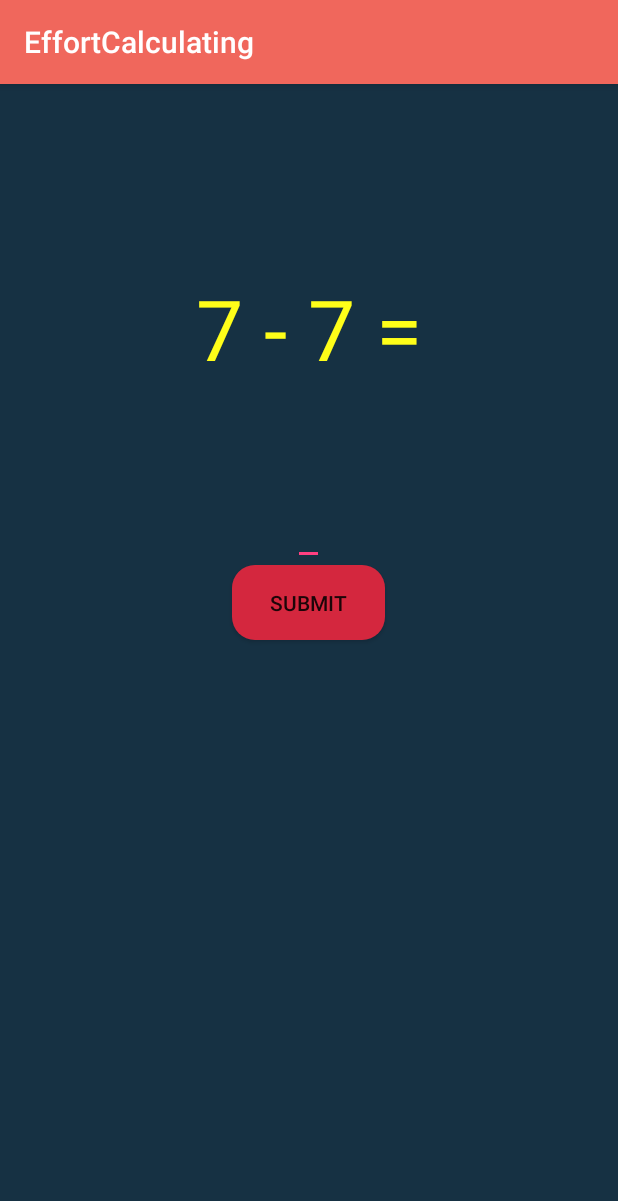
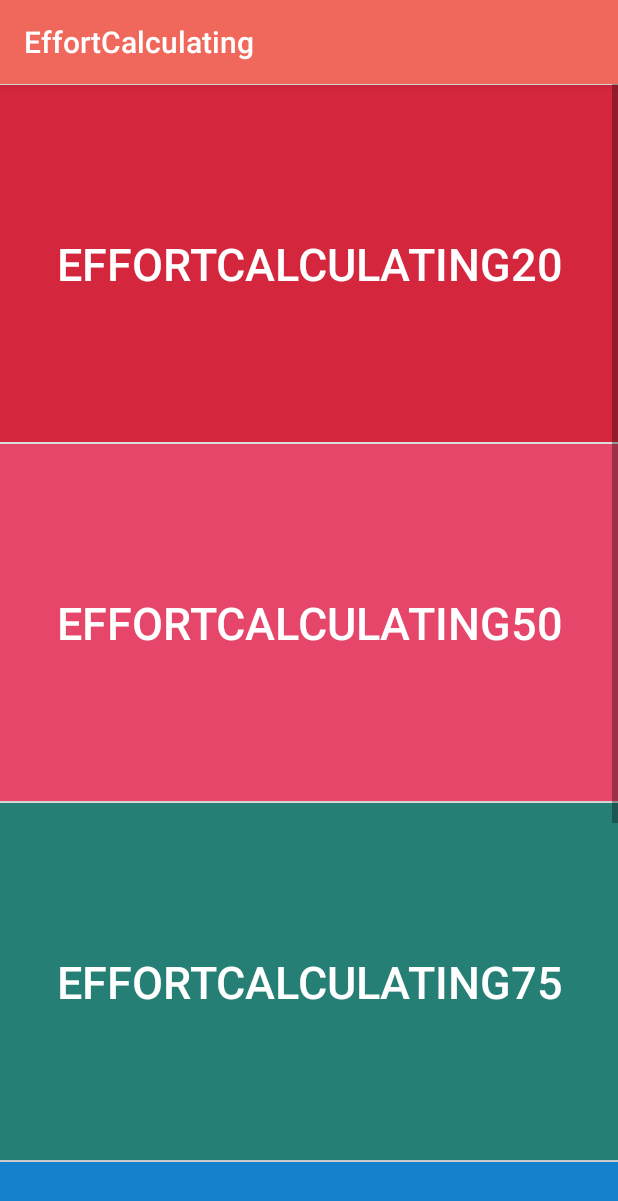
Before and after one commit to StefanSator/zapp-brealth, an Android app: the BrealthUebungen screen opened directly, with no data from a screen before it, after a tap on "EFFORTCALCULATING", on a phone screen of 412 x 824 dp. Shown: the top 1201 px of the screen. Run offline under Robolectric (Android 15) with nearby library versions, the phone set to English and light mode, and no system bars.

Commit message:
EffortCalculating Task is now in different Difficulties available

```diff
--- a/app/src/main/AndroidManifest.xml
+++ b/app/src/main/AndroidManifest.xml
@@ -57,6 +57,7 @@
         <activity android:name=".FarbenEndscreen" android:label="Ergebnis"></activity>
         <activity android:name=".BrealthUebungen" android:label="Uebungen"></activity>
         <activity android:name=".BrealthTest" android:label="Test"></activity>
+        <activity android:name=".EffortCalculatingMenu" android:label="EffortCalculating"></activity>
         <activity android:name=".EffortCalculatingTask" android:label="EffortCalculating"></activity>
         <receiver android:name=".AlarmReceiver" android:enabled="true" android:process=":remote" />
 
--- a/app/src/main/java/com/example/stefansator/brealth/BrealthUebungen.java
+++ b/app/src/main/java/com/example/stefansator/brealth/BrealthUebungen.java
@@ -11,9 +11,8 @@ public class BrealthUebungen extends AppCompatActivity {
         setContentView(R.layout.activity_brealthuebungen);
     }
 
-    public void gotoEffortCalculatingTask(View view) {
-        Intent effortIntent = new Intent(BrealthUebungen.this, EffortCalculatingTask.class);
-        effortIntent.putExtra("limit", 20);
+    public void gotoEffortCalculatingMenu(View view) {
+        Intent effortIntent = new Intent(BrealthUebungen.this, EffortCalculatingMenu.class);
         BrealthUebungen.this.startActivity(effortIntent);
     }
 }
--- a/app/src/main/res/layout/activity_effortcalculating.xml
+++ b/app/src/main/res/layout/activity_effortcalculating.xml
@@ -34,9 +34,20 @@
         android:layout_height="wrap_content"
         android:layout_above="@+id/submitEffort_button"
         android:layout_centerHorizontal="true"
+        android:layout_marginTop="50dp"
         app:lottie_fileName="stopwatch.json"
         app:lottie_autoPlay="true"
         app:lottie_loop="true" />
+
+    <TextView
+        android:id="@+id/sportaufgabe"
+        android:layout_width="wrap_content"
+        android:layout_height="wrap_content"
+        android:layout_centerHorizontal="true"
+        android:layout_below="@+id/stopwatch_animation"
+        android:layout_marginBottom="50dp"
+        android:textColor="@color/yellow"
+        android:textSize="26sp" />
 
     <Button
         android:id="@+id/submitEffort_button"
@@ -57,7 +68,7 @@
         android:layout_width="wrap_content"
         android:layout_height="wrap_content"
         android:layout_centerHorizontal="true"
-        android:layout_below="@+id/effort_answer"
+        android:layout_below="@+id/sportaufgabe"
         android:background="@drawable/button_bg_rounded_corners"
         android:paddingTop="15dp"
         android:paddingBottom="15dp"
@@ -66,14 +77,4 @@
         android:onClick="endSportsTask"
         android:text="@string/readyEffort_button"/>
 
-    <TextView
-        android:id="@+id/sportaufgabe"
-        android:layout_width="wrap_content"
-        android:layout_height="wrap_content"
-        android:layout_centerHorizontal="true"
-        android:layout_below="@+id/submitEffort_button"
-        android:layout_marginTop="50dp"
-        android:textColor="@color/yellow"
-        android:textSize="26sp" />
-
 </RelativeLayout>
--- /dev/null
+++ b/app/src/main/res/layout/activity_effortcalculatingmenu.xml
@@ -0,0 +1,99 @@
+<?xml version="1.0" encoding="utf-8"?>
+
+<!-- Created by StefanSator on 31.05.18 -->
+
+<LinearLayout xmlns:android="http://schemas.android.com/apk/res/android"
+    android:layout_width="match_parent"
+    android:layout_height="match_parent"
+    android:orientation="vertical">
+
+    <ScrollView
+        android:id="@+id/scrollview_efforttasks"
+        android:layout_width="match_parent"
+        android:layout_height="match_parent">
+
+        <LinearLayout
+            android:layout_width="match_parent"
+            android:layout_height="wrap_content"
+            android:orientation="vertical">
+
+            <Button
+                android:id="@+id/efforttask_button1"
+                style="@style/Widget.AppCompat.Button.Colored"
+                android:layout_width="match_parent"
+                android:layout_height="@dimen/buttonheight_rechnentaskbuttons"
+                android:layout_marginBottom="-5dp"
+                android:layout_marginLeft="-5dp"
+                android:layout_marginRight="-5dp"
+                android:layout_marginTop="-5dp"
+                android:backgroundTint="@color/neonred"
+                android:onClick="gotoEffortCalculating"
+                android:padding="0dp"
+                android:text="@string/effortcalculating20"
+                android:textSize="@dimen/effortbutton_textsize" />
+
+            <Button
+                android:id="@+id/efforttask_button2"
+                style="@style/Widget.AppCompat.Button.Colored"
+                android:layout_width="match_parent"
+                android:layout_height="@dimen/buttonheight_rechnentaskbuttons"
+                android:layout_marginBottom="-5dp"
+                android:layout_marginLeft="-5dp"
+                android:layout_marginRight="-5dp"
+                android:layout_marginTop="-5dp"
+                android:backgroundTint="@color/brightred"
+                android:padding="0dp"
+                android:onClick="gotoEffortCalculating"
+                android:text="@string/effortcalculating50"
+                android:textSize="@dimen/effortbutton_textsize" />
+
+            <Button
+                android:id="@+id/efforttask_button3"
+                style="@style/Widget.AppCompat.Button.Colored"
+                android:layout_width="match_parent"
+                android:layout_height="@dimen/buttonheight_rechnentaskbuttons"
+                android:layout_marginBottom="-5dp"
+                android:layout_marginLeft="-5dp"
+                android:layout_marginRight="-5dp"
+                android:layout_marginTop="-5dp"
+                android:backgroundTint="@color/bluegreen"
+                android:padding="0dp"
+                android:onClick="gotoEffortCalculating"
+                android:text="@string/effortcalculating75"
+                android:textSize="@dimen/effortbutton_textsize" />
+
+            <Button
+                android:id="@+id/efforttask_button4"
+                style="@style/Widget.AppCompat.Button.Colored"
+                android:layout_width="match_parent"
+                android:layout_height="@dimen/buttonheight_rechnentaskbuttons"
+                android:layout_marginBottom="-5dp"
+                android:layout_marginLeft="-5dp"
+                android:layout_marginRight="-5dp"
+                android:layout_marginTop="-5dp"
+                android:backgroundTint="@color/blue"
+                android:padding="0dp"
+                android:onClick="gotoEffortCalculating"
+                android:text="@string/effortcalculating100"
+                android:textSize="@dimen/effortbutton_textsize" />
+
+            <Button
+                android:id="@+id/efforttask_button5"
+                style="@style/Widget.AppCompat.Button.Colored"
+                android:layout_width="match_parent"
+                android:layout_height="@dimen/buttonheight_rechnentaskbuttons"
+                android:layout_marginBottom="-5dp"
+                android:layout_marginLeft="-5dp"
+                android:layout_marginRight="-5dp"
+                android:layout_marginTop="-5dp"
+                android:backgroundTint="@color/darkblue"
+                android:padding="0dp"
+                android:onClick="gotoEffortCalculating"
+                android:text="@string/effortcalculating200"
+                android:textSize="@dimen/effortbutton_textsize" />
+
+        </LinearLayout>
+
+    </ScrollView>
+
+</LinearLayout>
--- a/app/src/main/res/values/dimens.xml
+++ b/app/src/main/res/values/dimens.xml
@@ -8,4 +8,5 @@
     <!-- Default screen margins, per the Android Design guidelines. -->
     <dimen name="activity_horizontal_margin">16dp</dimen>
     <dimen name="activity_vertical_margin">16dp</dimen>
+    <dimen name="effortbutton_textsize">30sp</dimen>
 </resources>
--- a/app/src/main/res/values/strings.xml
+++ b/app/src/main/res/values/strings.xml
@@ -41,5 +41,10 @@
     <string name="memorytask_rules">In dieser Übung haben Sie die Möglichkeit Ihre Gedächtnis durch ein einfaches Memory Spiel zu trainieren.</string>
     <string name="startButtonDailyTask">Start Task</string>
     <string name="readyEffort_button">Fertig</string>
+    <string name="effortcalculating20">EffortCalculating20</string>
+    <string name="effortcalculating50">EffortCalculating50</string>
+    <string name="effortcalculating75">EffortCalculating75</string>
+    <string name="effortcalculating100">EffortCalculating100</string>
+    <string name="effortcalculating200">EffortCalculating200</string>
 
 </resources>
```
Also changed, not shown: app/src/main/java/com/example/stefansator/brealth/EffortCalculatingMenu.java (added, +96 -0 lines), app/src/main/java/com/example/stefansator/brealth/EffortCalculatingRater.java (+5 -2 lines), app/src/main/java/com/example/stefansator/brealth/EffortCalculatingTask.java (+5 -5 lines), app/src/main/res/layout/activity_brealthuebungen.xml (+6 -6 lines).
